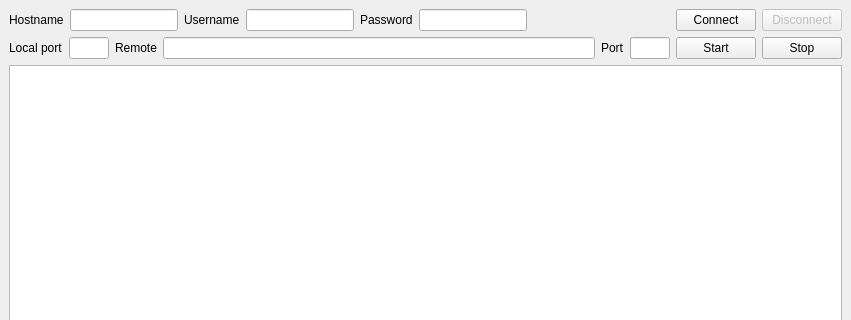
lunarc/re-mote, file mainwindow.ui: the form before one commit; both pictures show x 0 to 851 and y 0 to 320 of the 851 by 578 pixel window.
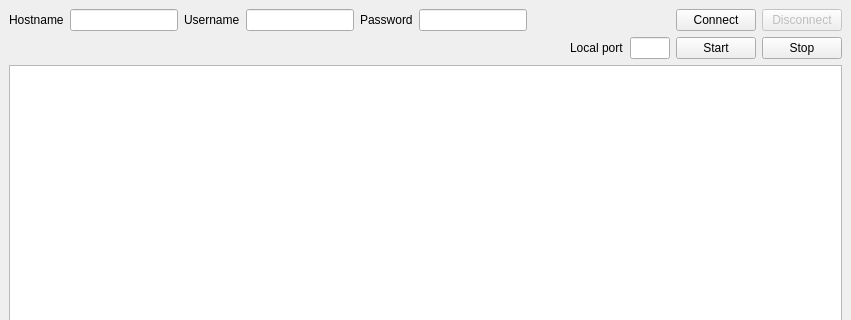
The form after the commit.

Patch:
```diff
--- a/mainwindow.ui
+++ b/mainwindow.ui
@@ -120,41 +120,27 @@
     <item>
      <layout class="QHBoxLayout" name="horizontalLayout_5">
       <item>
-       <widget class="QLabel" name="portLabel">
-        <property name="text">
-         <string>Local port</string>
+       <spacer name="horizontalSpacer_2">
+        <property name="orientation">
+         <enum>Qt::Orientation::Horizontal</enum>
         </property>
-       </widget>
-      </item>
-      <item>
-       <widget class="QLineEdit" name="destPortEdit">
-        <property name="maximumSize">
+        <property name="sizeHint" stdset="0">
          <size>
           <width>40</width>
-          <height>16777215</height>
+          <height>20</height>
          </size>
         </property>
-       </widget>
+       </spacer>
       </item>
       <item>
-       <widget class="QLabel" name="bindLabel">
+       <widget class="QLabel" name="portLabel">
         <property name="text">
-         <string>Remote</string>
+         <string>Local port</string>
         </property>
        </widget>
       </item>
       <item>
-       <widget class="QLineEdit" name="bindEdit"/>
-      </item>
-      <item>
-       <widget class="QLabel" name="bindPortLabel">
-        <property name="text">
-         <string>Port</string>
-        </property>
-       </widget>
-      </item>
-      <item>
-       <widget class="QLineEdit" name="bindPortEdit">
+       <widget class="QLineEdit" name="destPortEdit">
         <property name="maximumSize">
          <size>
           <width>40</width>
```
